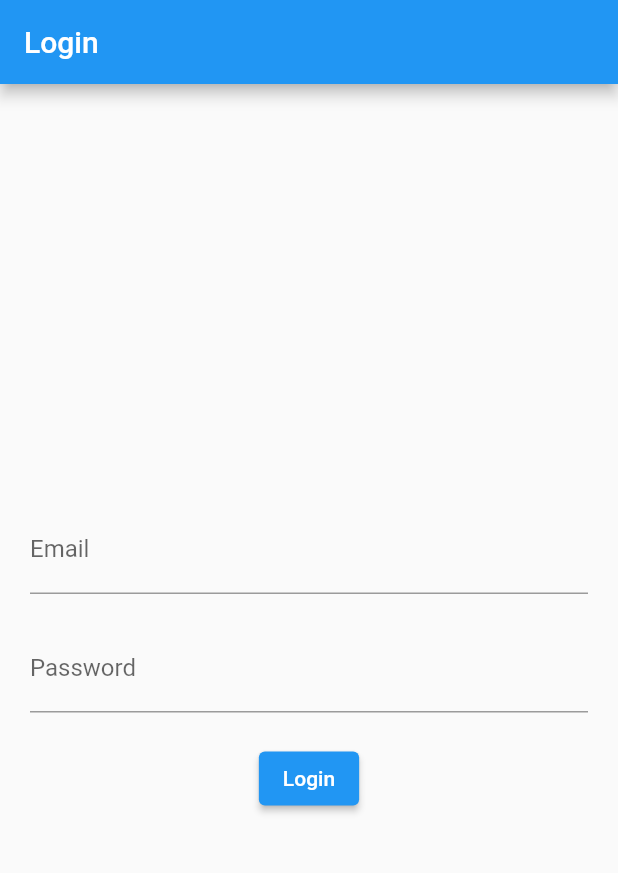
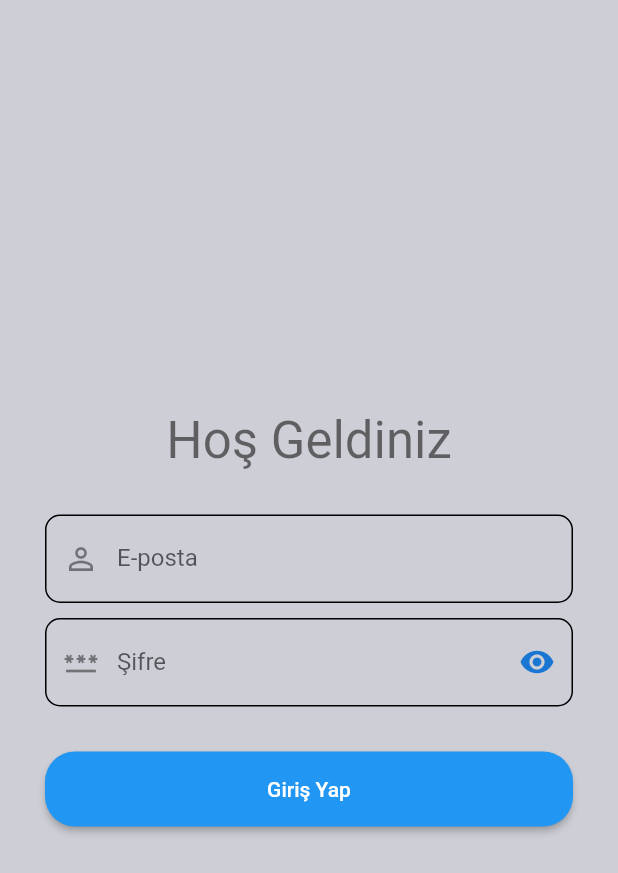
Before and after one commit to hknnci/todoCase, a Flutter app: the screen it shows after launch, on a phone screen of 412 x 824 dp. Shown: the top 873 px of the screen. Run offline on Flutter 3.47's test engine with Material 2 defaults, Android fonts, the phone set to English and light mode, and no system bars; our stand-ins replace flutter_secure_storage, get; accounts and stored records are empty.

Commit message:
finished login screen structure and design. started to home screen.

```diff
--- /dev/null
+++ b/lib/controller/home_controller.dart
@@ -0,0 +1,3 @@
+import 'package:get/get_state_manager/src/simple/get_controllers.dart';
+
+class HomeController extends GetxController {}
--- a/lib/controller/user_controller.dart
+++ /dev/null
@@ -1,35 +0,0 @@
-import 'package:get/get.dart';
-import 'package:http/http.dart' as http;
-import 'dart:convert';
-
-class UserController extends GetxController {
-  var isLoading = false.obs;
-  var isLoggedIn = false.obs;
-
-  void login(String email, String password) async {
-    isLoading(true);
-    var response = await http.post(
-      Uri.parse('https://reqres.in/api/login'), // Fake API endpoint for login
-      body: {
-        'email': email,
-        'password': password,
-      },
-    );
-
-    isLoading(false);
-
-    if (response.statusCode == 200) {
-      var jsonResponse = json.decode(response.body);
-      if (jsonResponse.containsKey('token')) {
-        isLoggedIn(true);
-      }
-    } else {
-      isLoggedIn(false);
-      Get.snackbar(
-        'Error',
-        'Login failed. Please check your email and password.',
-        snackPosition: SnackPosition.BOTTOM,
-      );
-    }
-  }
-}
--- a/lib/main.dart
+++ b/lib/main.dart
@@ -1,22 +1,35 @@
 import 'package:flutter/material.dart';
+import 'package:get/get.dart';
+import 'package:todo_case/controller/home_controller.dart';
+import 'package:todo_case/controller/login_controller.dart';
+import 'package:todo_case/widgets/screens/home_screen.dart';
 import 'package:todo_case/widgets/screens/login_screen.dart';
 
-void main() {
-  runApp(const MyApp());
+Future<void> main() async {
+  Get.put(LoginController());
+  Get.put(HomeController());
+  LoginController loginController = LoginController();
+  await loginController.checkLogin();
+
+  runApp(MyApp(loginController: loginController));
 }
 
 class MyApp extends StatelessWidget {
-  const MyApp({super.key});
+  final LoginController loginController;
+  const MyApp({super.key, required this.loginController});
 
-  // This widget is the root of your application.
   @override
   Widget build(BuildContext context) {
-    return MaterialApp(
-      title: 'Flutter Demo',
+    return GetMaterialApp(
       theme: ThemeData(
         primarySwatch: Colors.blue,
       ),
-      home: LoginScreen(),
+      debugShowCheckedModeBanner: false,
+      initialRoute: loginController.isLoggedIn.value ? '/home' : '/',
+      getPages: [
+        GetPage(name: '/', page: () => LoginScreen()),
+        GetPage(name: '/home', page: () => HomeScreen()),
+      ],
     );
   }
 }
--- /dev/null
+++ b/lib/utils/model/user.dart
@@ -0,0 +1,10 @@
+class User {
+  String email;
+  String password;
+
+  User({required this.email, required this.password});
+
+  factory User.fromJson(Map<String, dynamic> json) {
+    return User(email: json['email'], password: json['password']);
+  }
+}
--- a/lib/widgets/screens/login_screen.dart
+++ b/lib/widgets/screens/login_screen.dart
@@ -1,55 +1,91 @@
 import 'package:flutter/material.dart';
 import 'package:get/get.dart';
-import 'package:todo_case/controller/user_controller.dart';
+import 'package:todo_case/controller/login_controller.dart';
 
-class LoginScreen extends StatelessWidget {
-  final UserController userController = Get.put(UserController());
+class LoginScreen extends GetView<LoginController> {
+  final GlobalKey<FormState> formKey = GlobalKey();
+  final LoginController loginController = Get.find();
+
   final TextEditingController emailController = TextEditingController();
   final TextEditingController passwordController = TextEditingController();
+
+  LoginScreen({super.key});
 
   @override
   Widget build(BuildContext context) {
     return Scaffold(
-      appBar: AppBar(title: const Text('Login')),
+      backgroundColor: const Color(0xFFcecfd6),
       body: Center(
-        child: Obx(() {
-          if (userController.isLoading.value) {
-            return const CircularProgressIndicator();
-          } else {
-            return Padding(
-              padding: const EdgeInsets.all(20.0),
+        child: Form(
+          autovalidateMode: AutovalidateMode.onUserInteraction,
+          key: formKey,
+          child: SingleChildScrollView(
+            padding: const EdgeInsets.all(30.0),
             child: Column(
-                mainAxisAlignment: MainAxisAlignment.center,
               children: [
+                Text(
+                  "Hoş Geldiniz",
+                  style: Theme.of(context).textTheme.headlineMedium,
+                ),
+                const SizedBox(height: 30),
                 TextFormField(
                   controller: emailController,
                   keyboardType: TextInputType.emailAddress,
-                    decoration: const InputDecoration(
-                      labelText: 'Email',
+                  decoration: InputDecoration(
+                    labelText: "E-posta",
+                    prefixIcon: const Icon(Icons.person_outline),
+                    border: OutlineInputBorder(borderRadius: BorderRadius.circular(10)),
+                    enabledBorder: OutlineInputBorder(borderRadius: BorderRadius.circular(10)),
+                  ),
+                  validator: (value) {
+                    return (value == null || value.isEmpty) ? 'Lütfen E-posta Adresinizi Girin!' : null;
+                  },
+                ),
+                const SizedBox(height: 10),
+                Obx(
+                  () => TextFormField(
+                    controller: passwordController,
+                    obscureText: loginController.passwordHidden.value,
+                    keyboardType: TextInputType.visiblePassword,
+                    validator: (value) {
+                      return (value == null || value.isEmpty) ? 'Lütfen Şifrenizi Girin' : null;
+                    },
+                    decoration: InputDecoration(
+                      labelText: "Şifre",
+                      prefixIcon: const Icon(Icons.password_outlined),
+                      suffixIcon: IconButton(
+                        icon: Icon(
+                          loginController.passwordHidden.value ? Icons.visibility : Icons.visibility_off,
+                          color: Theme.of(context).primaryColorDark,
+                        ),
+                        onPressed: () => loginController.passwordHidden.value = !loginController.passwordHidden.value,
+                      ),
+                      border: OutlineInputBorder(borderRadius: BorderRadius.circular(10)),
+                      enabledBorder: OutlineInputBorder(borderRadius: BorderRadius.circular(10)),
                     ),
                   ),
-                  const SizedBox(height: 20.0),
-                  TextFormField(
-                    controller: passwordController,
-                    obscureText: true,
-                    decoration: const InputDecoration(
-                      labelText: 'Password',
+                ),
+                const SizedBox(height: 30),
+                Column(
+                  children: [
+                    ElevatedButton(
+                      style: ElevatedButton.styleFrom(
+                        minimumSize: const Size.fromHeight(50),
+                        shape: RoundedRectangleBorder(borderRadius: BorderRadius.circular(20)),
+                      ),
+                      onPressed: () async {
+                        if (formKey.currentState?.validate() ?? false) {
+                          await loginController.login(emailController.text, passwordController.text);
+                        }
+                      },
+                      child: const Text('Giriş Yap'),
+                    ),
+                  ],
+                )
+              ],
             ),
           ),
-                  const SizedBox(height: 20.0),
-                  ElevatedButton(
-                    onPressed: () {
-                      String email = emailController.text;
-                      String password = passwordController.text;
-                      userController.login(email, password);
-                    },
-                    child: const Text('Login'),
         ),
-                ],
-              ),
-            );
-          }
-        }),
       ),
     );
   }
--- a/pubspec.yaml
+++ b/pubspec.yaml
@@ -33,6 +33,7 @@ dependencies:
     sdk: flutter
   http: ^0.13.3
   get: ^4.3.8
+  flutter_secure_storage: ^8.0.0
 
 
   # The following adds the Cupertino Icons font to your application.
```
Also changed, not shown: lib/controller/login_controller.dart (added, +72 -0 lines), lib/widgets/screens/home_screen.dart (added, +32 -0 lines), pubspec.lock, 2 other files. Lines whose indentation alone changed are shown as unchanged.
